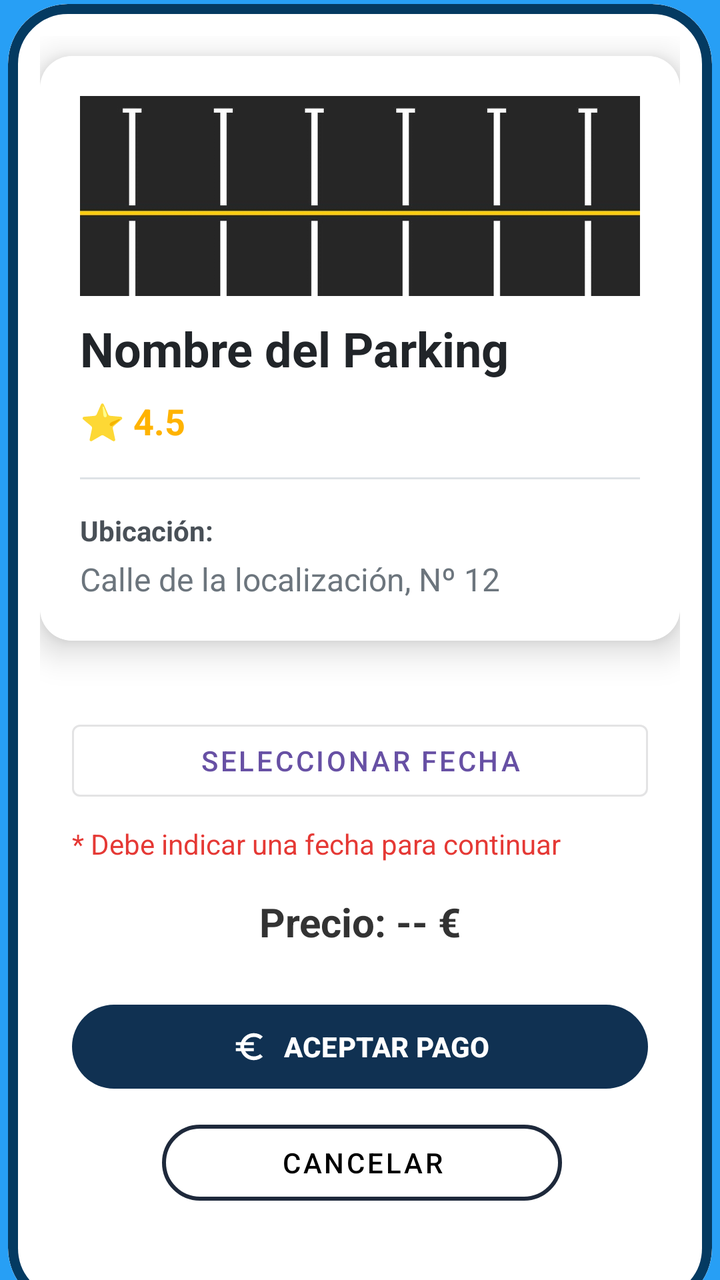
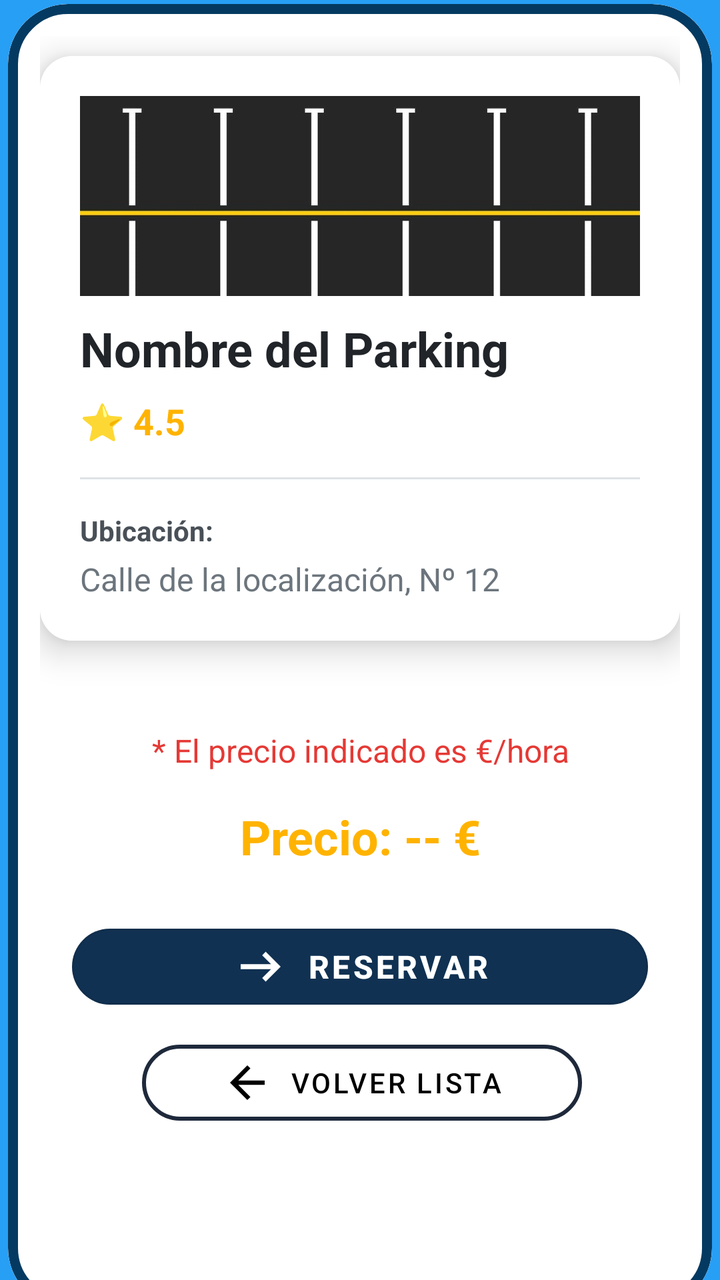

Screens rendered from an Android XML layout before and after an edit, with the pre-edit source and the edit as a unified diff.
<!-- AndroidManifest.xml: application theme Theme.ParkPay -->
<!-- res/layout/activity_info_parking.xml -->
<?xml version="1.0" encoding="utf-8"?>
<androidx.constraintlayout.widget.ConstraintLayout xmlns:android="http://schemas.android.com/apk/res/android"
    xmlns:app="http://schemas.android.com/apk/res-auto"
    xmlns:tools="http://schemas.android.com/tools"
    android:id="@+id/main"
    android:layout_width="match_parent"
    android:layout_height="match_parent"
    tools:context=".Info_Parking"
    android:background="#279FF5">

    <com.google.android.material.card.MaterialCardView
        style="@style/Widget.Material3.CardView.Outlined"
        android:layout_width="352dp"
        android:layout_height="652dp"
        android:layout_marginTop="15dp"

        app:cardBackgroundColor="@android:color/transparent"
        app:cardCornerRadius="30dp"
        app:layout_constraintBottom_toBottomOf="parent"
        app:layout_constraintEnd_toEndOf="parent"
        app:layout_constraintHorizontal_bias="0.491"
        app:layout_constraintStart_toStartOf="parent"
        app:layout_constraintTop_toTopOf="parent"
        app:layout_constraintVertical_bias="0.493"
        app:strokeColor="#043A61"
        app:strokeWidth="5dp"
        android:background="@color/white">

        <androidx.constraintlayout.widget.ConstraintLayout
            android:layout_width="match_parent"
            android:layout_height="match_parent"
            android:background="@color/white"
            android:padding="16dp">

            <androidx.cardview.widget.CardView
                android:id="@+id/cardView"
                android:layout_width="match_parent"
                android:layout_height="wrap_content"
                android:outlineAmbientShadowColor="@color/black"
                app:cardCornerRadius="16dp"
                app:cardElevation="10dp"
                app:layout_constraintTop_toTopOf="parent"
                tools:layout_editor_absoluteX="16dp"
                android:layout_marginTop="10dp">

                <LinearLayout
                    android:layout_width="match_parent"
                    android:layout_height="wrap_content"
                    android:orientation="vertical"
                    android:padding="20dp"
                    android:background="@color/white">

                    <ImageView
                        android:layout_width="match_parent"
                        android:layout_height="100dp"
                        android:background="@mipmap/fondo_listview" />

                    <TextView
                        android:id="@+id/id_text_parking_nombre"
                        android:layout_width="match_parent"
                        android:layout_height="wrap_content"
                        android:layout_marginTop="10dp"
                        android:text="Nombre del Parking"
                        android:textColor="#212529"
                        android:textSize="24sp"
                        android:textStyle="bold" />

                    <TextView
                        android:id="@+id/id_text_parking_califi"
                        android:layout_width="wrap_content"
                        android:layout_height="wrap_content"
                        android:layout_marginTop="8dp"
                        android:text="⭐ 4.5"
                        android:textColor="#FFB300"
                        android:textSize="18sp"
                        android:textStyle="bold" />

                    <View
                        android:layout_width="match_parent"
                        android:layout_height="1dp"
                        android:layout_marginTop="16dp"
                        android:layout_marginBottom="16dp"
                        android:background="#DEE2E6" />

                    <TextView
                        android:layout_width="match_parent"
                        android:layout_height="wrap_content"
                        android:text="Ubicación:"
                        android:textColor="#495057"
                        android:textSize="14sp"
                        android:textStyle="bold" />

                    <TextView
                        android:id="@+id/id_text_parking_ubicacion"
                        android:layout_width="match_parent"
                        android:layout_height="wrap_content"
                        android:layout_marginTop="4dp"
                        android:text="Calle de la localización, Nº 12"
                        android:textColor="#6C757D"
                        android:textSize="16sp" />

                </LinearLayout>
            </androidx.cardview.widget.CardView>

            <LinearLayout
                android:layout_width="match_parent"
                android:layout_height="wrap_content"
                android:orientation="vertical"
                android:padding="16dp"
                app:layout_constraintTop_toBottomOf="@+id/cardView"
                tools:layout_editor_absoluteX="16dp"
                android:layout_marginTop="20dp">

                <Button
                    android:id="@+id/btnDatePicker"
                    style="@style/Widget.MaterialComponents.Button.OutlinedButton"
                    android:layout_width="match_parent"
                    android:layout_height="wrap_content"
                    android:icon="@android:drawable/ic_menu_my_calendar"
                    android:text="Seleccionar Fecha" />

                <TextView
                    android:id="@+id/id_text_parking_error"
                    android:layout_width="match_parent"
                    android:layout_height="wrap_content"
                    android:layout_marginTop="8dp"
                    android:text="* Debe indicar una fecha para continuar"
                    android:textColor="#E53935"
                    android:textSize="14sp"
                    android:visibility="visible" />

                <TextView
                    android:id="@+id/id_text_parking_precio"
                    android:layout_width="match_parent"
                    android:layout_height="wrap_content"
                    android:layout_marginTop="16dp"
                    android:gravity="center_horizontal"
                    android:text="Precio: -- €"
                    android:textColor="#333333"
                    android:textSize="20sp"
                    android:textStyle="bold" />

                <com.google.android.material.button.MaterialButton
                    android:id="@+id/btnAceptarPago"
                    android:layout_width="match_parent"
                    android:layout_height="50dp"
                    android:layout_marginTop="24dp"
                    android:enabled="false"
                    android:text="ACEPTAR PAGO"
                    app:backgroundTint="#103152"
                    android:textColor="@color/white"
                    android:textStyle="bold"
                    app:icon="@drawable/icon_euro"
                    app:iconGravity="textStart"
                    app:iconPadding="8dp"
                    app:iconTint="@color/white"
                    android:onClick="comprobarPago"/>

                <com.google.android.material.button.MaterialButton
                    android:id="@+id/btnCancelar"
                    style="@style/Widget.MaterialComponents.Button.OutlinedButton"
                    android:layout_width="200dp"
                    android:layout_height="50dp"
                    android:layout_marginTop="8dp"
                    android:text="Cancelar"
                    android:layout_marginLeft="45dp"
                    app:cornerRadius="20dp"
                    app:strokeColor="#1E293B"
                    app:strokeWidth="2dp"
                    android:textColor="@color/black"
                    android:onClick="cancelarPago"/>

            </LinearLayout>

        </androidx.constraintlayout.widget.ConstraintLayout>

    </com.google.android.material.card.MaterialCardView>

</androidx.constraintlayout.widget.ConstraintLayout>
<!-- resources referenced by this layout -->
<resources>
  <color name="black">#FF000000</color>
  <color name="white">#FFFFFFFF</color>
  <!-- drawable icon_euro (drawable) -->
  <vector xmlns:android="http://schemas.android.com/apk/res/android" android:height="24dp" android:tint="#000000" android:viewportHeight="960" android:viewportWidth="960" android:width="24dp">
        
      <path android:fillColor="@android:color/white" android:pathData="M600,840Q482,840 390,773Q298,706 260,600L120,600L120,520L242,520Q240,509 240,500Q240,491 240,480Q240,469 240,460Q240,451 242,440L120,440L120,360L260,360Q298,254 390,187Q482,120 600,120Q669,120 730.5,144Q792,168 840,212L770,282Q735,253 691.5,236.5Q648,220 600,220Q525,220 463.5,258.5Q402,297 370,360L600,360L600,440L344,440Q342,451 341,460Q340,469 340,480Q340,491 341,500Q342,509 344,520L600,520L600,600L370,600Q402,663 463.5,701.5Q525,740 600,740Q648,740 692.5,723.5Q737,707 770,678L840,748Q792,792 730.5,816Q669,840 600,840Z"/>
      
  </vector>
  <!-- mipmap fondo_listview: jpg bitmap (mipmap-mdpi, 36100 bytes) -->
  <style name="Theme.ParkPay" parent="Base.Theme.ParkPay" />
  <style name="Base.Theme.ParkPay" parent="Theme.Material3.DayNight.NoActionBar">
          
          
      </style>
</resources>

<!-- the commit's change to res/layout/activity_info_parking.xml (unified diff, before → after) -->
@@ -109,25 +109,17 @@
                 android:padding="16dp"
                 app:layout_constraintTop_toBottomOf="@+id/cardView"
                 tools:layout_editor_absoluteX="16dp"
-                android:layout_marginTop="20dp">
+                android:layout_marginTop="10dp">
 
-                <Button
-                    android:id="@+id/btnDatePicker"
-                    style="@style/Widget.MaterialComponents.Button.OutlinedButton"
+                <TextView
                     android:layout_width="match_parent"
                     android:layout_height="wrap_content"
-                    android:icon="@android:drawable/ic_menu_my_calendar"
-                    android:text="Seleccionar Fecha" />
-
-                <TextView
-                    android:id="@+id/id_text_parking_error"
-                    android:layout_width="match_parent"
-                    android:layout_height="wrap_content"
-                    android:layout_marginTop="8dp"
-                    android:text="* Debe indicar una fecha para continuar"
+                    android:layout_marginTop="18dp"
+                    android:text="* El precio indicado es €/hora"
                     android:textColor="#E53935"
-                    android:textSize="14sp"
-                    android:visibility="visible" />
+                    android:textSize="16sp"
+                    android:visibility="visible"
+                    android:textAlignment="center" />
 
                 <TextView
                     android:id="@+id/id_text_parking_precio"
@@ -136,39 +128,47 @@
                     android:layout_marginTop="16dp"
                     android:gravity="center_horizontal"
                     android:text="Precio: -- €"
-                    android:textColor="#333333"
-                    android:textSize="20sp"
+                    android:textColor="#FFB300"
+                    android:textSize="24sp"
                     android:textStyle="bold" />
 
                 <com.google.android.material.button.MaterialButton
-                    android:id="@+id/btnAceptarPago"
+                    android:id="@+id/id_btn_parking_siguientePaso"
+                    style="@style/Widget.MaterialComponents.Button.OutlinedButton"
                     android:layout_width="match_parent"
                     android:layout_height="50dp"
                     android:layout_marginTop="24dp"
-                    android:enabled="false"
-                    android:text="ACEPTAR PAGO"
+                    android:onClick="comprobarDatos"
+                    android:text="RESERVAR"
+                    android:textColor="@color/white"
+                    android:textSize="16dp"
+                    android:textStyle="bold"
                     app:backgroundTint="#103152"
-                    android:textColor="@color/white"
-                    android:textStyle="bold"
-                    app:icon="@drawable/icon_euro"
+                    app:cornerRadius="20dp"
+                    app:icon="@drawable/icon_flechaderecha"
                     app:iconGravity="textStart"
                     app:iconPadding="8dp"
-                    app:iconTint="@color/white"
-                    android:onClick="comprobarPago"/>
+                    app:iconSize="30dp"
+                    app:iconTint="@color/white" />
 
                 <com.google.android.material.button.MaterialButton
                     android:id="@+id/btnCancelar"
                     style="@style/Widget.MaterialComponents.Button.OutlinedButton"
-                    android:layout_width="200dp"
+                    android:layout_width="220dp"
                     android:layout_height="50dp"
                     android:layout_marginTop="8dp"
-                    android:text="Cancelar"
-                    android:layout_marginLeft="45dp"
+                    android:text="Volver Lista"
+                    android:layout_marginLeft="35dp"
                     app:cornerRadius="20dp"
                     app:strokeColor="#1E293B"
                     app:strokeWidth="2dp"
                     android:textColor="@color/black"
-                    android:onClick="cancelarPago"/>
+                    android:onClick="cancelarPago"
+                    app:icon="@drawable/icon_flechaizquierda"
+                    app:iconGravity="textStart"
+                    app:iconPadding="8dp"
+                    app:iconSize="26dp"
+                    app:iconTint="@color/black"/>
 
             </LinearLayout>
 
<!-- resource entries referenced after the edit -->
@@ -2,10 +2,16 @@
 <resources>
   <color name="black">#FF000000</color>
   <color name="white">#FFFFFFFF</color>
-  <!-- drawable icon_euro (drawable) -->
-  <vector xmlns:android="http://schemas.android.com/apk/res/android" android:height="24dp" android:tint="#000000" android:viewportHeight="960" android:viewportWidth="960" android:width="24dp">
+  <!-- drawable icon_flechaderecha (drawable) -->
+  <vector xmlns:android="http://schemas.android.com/apk/res/android" android:autoMirrored="true" android:height="24dp" android:tint="#000000" android:viewportHeight="960" android:viewportWidth="960" android:width="24dp">
         
-      <path android:fillColor="@android:color/white" android:pathData="M600,840Q482,840 390,773Q298,706 260,600L120,600L120,520L242,520Q240,509 240,500Q240,491 240,480Q240,469 240,460Q240,451 242,440L120,440L120,360L260,360Q298,254 390,187Q482,120 600,120Q669,120 730.5,144Q792,168 840,212L770,282Q735,253 691.5,236.5Q648,220 600,220Q525,220 463.5,258.5Q402,297 370,360L600,360L600,440L344,440Q342,451 341,460Q340,469 340,480Q340,491 341,500Q342,509 344,520L600,520L600,600L370,600Q402,663 463.5,701.5Q525,740 600,740Q648,740 692.5,723.5Q737,707 770,678L840,748Q792,792 730.5,816Q669,840 600,840Z"/>
+      <path android:fillColor="@android:color/white" android:pathData="M560,720L504,662L646,520L160,520L160,440L646,440L504,298L560,240L800,480L560,720Z"/>
+      
+  </vector>
+  <!-- drawable icon_flechaizquierda (drawable) -->
+  <vector xmlns:android="http://schemas.android.com/apk/res/android" android:autoMirrored="true" android:height="24dp" android:tint="#000000" android:viewportHeight="960" android:viewportWidth="960" android:width="24dp">
+        
+      <path android:fillColor="@android:color/white" android:pathData="M313,520L537,744L480,800L160,480L480,160L537,216L313,440L800,440L800,520L313,520Z"/>
       
   </vector>
   <!-- mipmap fondo_listview: jpg bitmap (mipmap-mdpi, 36100 bytes) -->
